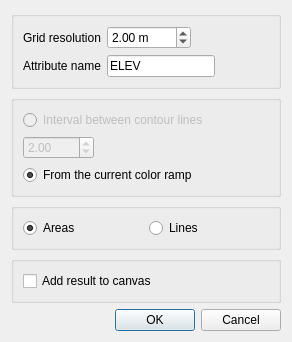
Old version of the form crayfish/ui/crayfish_export_contours_dialog.ui in the repository lutraconsulting/qgis-crayfish-plugin.
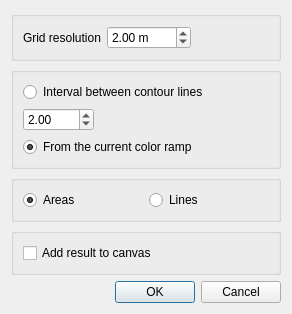
New version of the form.

Commit message: styling of the contour layers

What changed in the file:
```diff
--- a/crayfish/ui/crayfish_export_contours_dialog.ui
+++ b/crayfish/ui/crayfish_export_contours_dialog.ui
@@ -43,29 +43,6 @@
         </property>
        </widget>
       </item>
-      <item row="1" column="0">
-       <widget class="QLabel" name="label_3">
-        <property name="text">
-         <string>Attribute name</string>
-        </property>
-       </widget>
-      </item>
-      <item row="1" column="1">
-       <widget class="QLineEdit" name="attrName">
-        <property name="sizePolicy">
-         <sizepolicy hsizetype="Maximum" vsizetype="Fixed">
-          <horstretch>0</horstretch>
-          <verstretch>0</verstretch>
-         </sizepolicy>
-        </property>
-        <property name="text">
-         <string>ELEV</string>
-        </property>
-        <property name="readOnly">
-         <bool>true</bool>
-        </property>
-       </widget>
-      </item>
      </layout>
     </widget>
    </item>
@@ -78,7 +55,7 @@
       <item>
        <widget class="QRadioButton" name="itervalRadio">
         <property name="enabled">
-         <bool>false</bool>
+         <bool>true</bool>
         </property>
         <property name="text">
          <string>Interval between contour lines</string>
@@ -91,7 +68,7 @@
       <item>
        <widget class="QDoubleSpinBox" name="spinContourInterval">
         <property name="enabled">
-         <bool>false</bool>
+         <bool>true</bool>
         </property>
         <property name="sizePolicy">
          <sizepolicy hsizetype="Maximum" vsizetype="Fixed">
```
The commit also changes 7 other files.
